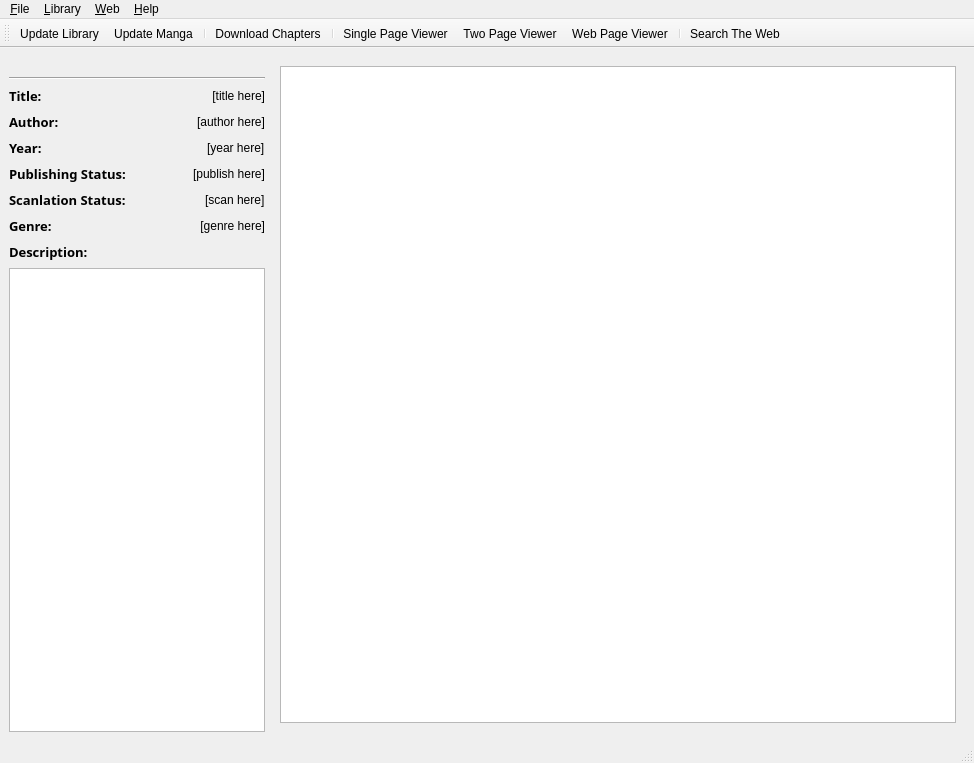
Above: shiro/ui/main_window.ui from EdenEast/Shiro-py before the change. Below: the same form after it.
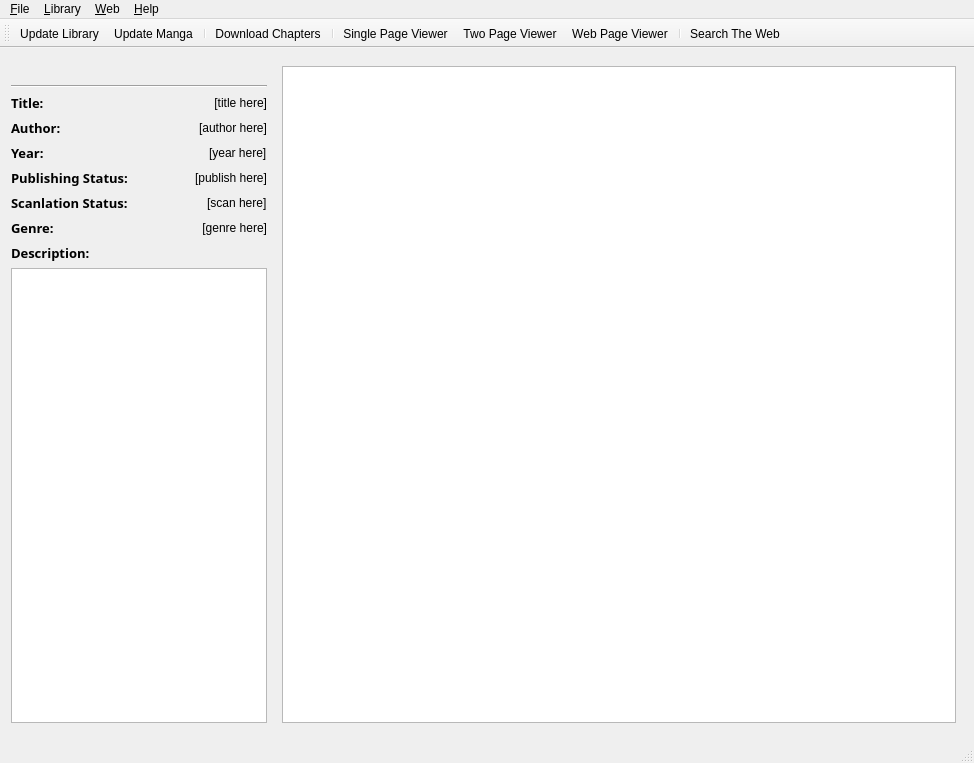
That is the form after the change. Icons and pictures are not drawn.

Commit message: updated and fix database added missed shortcut key to switch between left to right and right to left when double page viewing and when update will update status

Diff of the .ui file:
```diff
--- a/shiro/ui/main_window.ui
+++ b/shiro/ui/main_window.ui
@@ -46,6 +46,21 @@
         </sizepolicy>
        </property>
        <layout class="QVBoxLayout" name="verticalLayout">
+        <property name="spacing">
+         <number>5</number>
+        </property>
+        <property name="leftMargin">
+         <number>2</number>
+        </property>
+        <property name="topMargin">
+         <number>9</number>
+        </property>
+        <property name="rightMargin">
+         <number>0</number>
+        </property>
+        <property name="bottomMargin">
+         <number>9</number>
+        </property>
         <item>
          <widget class="QLabel" name="cover_label">
           <property name="text">
```
The commit also changes 12 other files.
